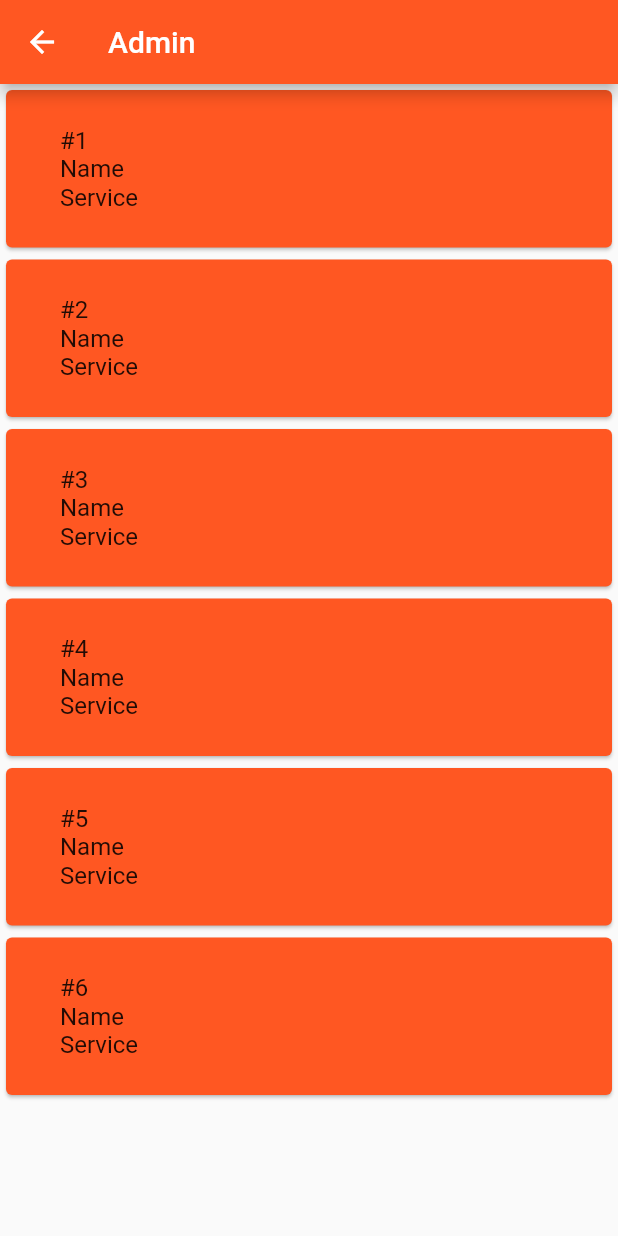
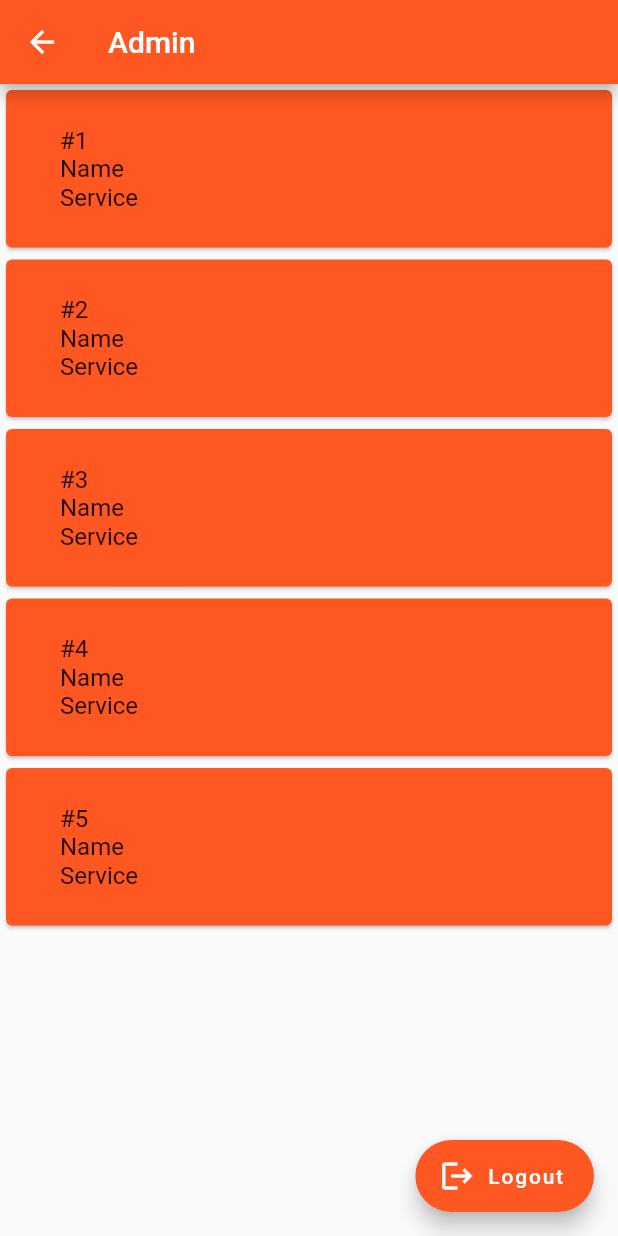
Before and after one commit to ekyut123/THESIS, a Flutter app: the AdminPage screen opened directly, on a phone screen of 412 x 824 dp. Run offline on Flutter 3.47's test engine with Material 2 defaults, Android fonts, the phone set to English and light mode, and no system bars; our stand-ins replace anim_search_bar, cloud_firestore, firebase_auth, firebase_core, font_awesome_flutter, form_field_validator and 3 more; missing offline and left inert: date_time_picker_widget, flutter_polyline_points, quick_feedback; accounts and stored records are empty.

Commit message:
Update admin.dart

```diff
--- a/lib/admin.dart
+++ b/lib/admin.dart
@@ -67,7 +67,6 @@ class _AdminPageState extends State<AdminPage> {
     "#3\nName\nService",
     "#4\nName\nService",
     "#5\nName\nService",
-    "#6\nName\nService",
   ];
 
   @override
@@ -85,13 +84,17 @@ class _AdminPageState extends State<AdminPage> {
                   padding: const EdgeInsets.all(20.0),
                   child: ListTile(
                     title: Text(data[index]),
-                  trailing: const SizedBox(
-                    width: 100,
-                  ),
                   ),
                 ),
               );
             }),
-    );
+        floatingActionButton: FloatingActionButton.extended(
+          onPressed: () async {
+            _signOut();
+          },
+          label: const Text('Logout'),
+          icon: const Icon(Icons.logout),
+          backgroundColor: Colors.deepOrange,
+        ));
   }
 }
```
Lines whose indentation alone changed are shown as unchanged.
